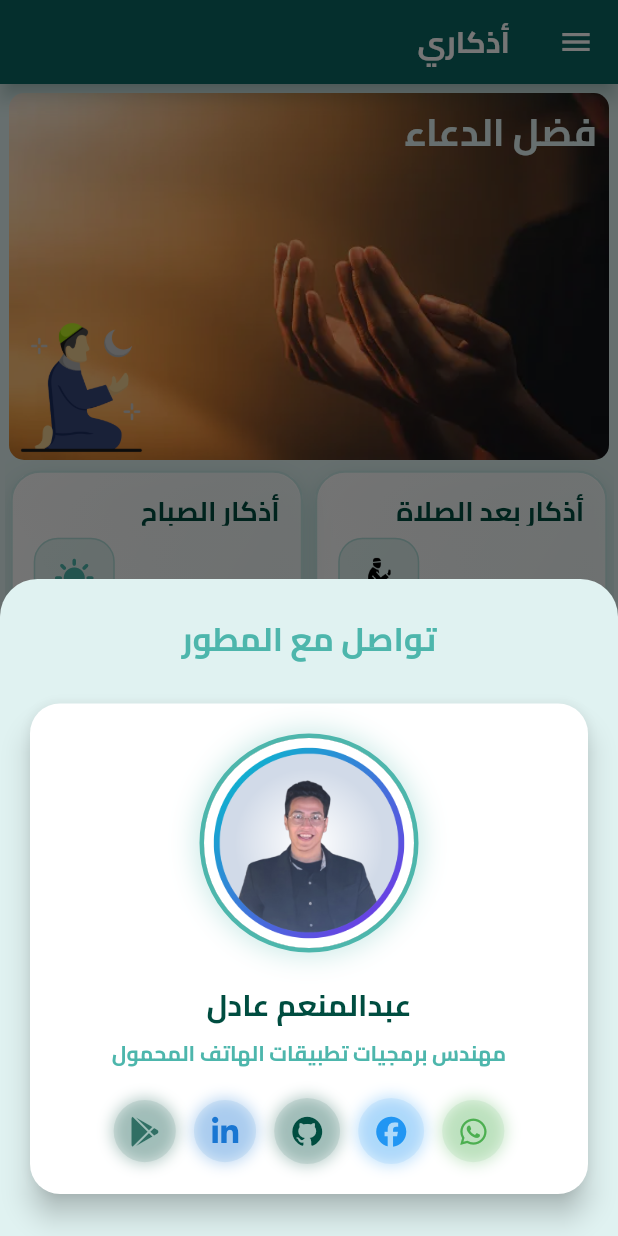
After one commit to AbdelmenamAdel/Azkary, a Flutter app: the screen it shows after launch, after a tap on the "menu" icon, after a tap on "تواصل مع المطور", on a phone screen of 412 x 824 dp. The commit adds this screen. Run offline on Flutter 3.47's test engine with Material 3 defaults, Android fonts, the phone set to English and light mode, and no system bars; our stand-ins replace flutter_bloc, flutter_screenutil, flutter_secure_storage, font_awesome_flutter, step_progress_indicator; missing offline and left inert: widget_zoom.

Commit message:
feat: Implement remote configuration for app status and base URL, add a robust URL launching utility, and integrate developer contact information.

```diff
--- a/lib/core/localization/app_localizations.dart
+++ b/lib/core/localization/app_localizations.dart
@@ -37,6 +37,10 @@ class AppLocalizations {
       'theme_sunset': 'الغروب الذهبي',
       'theme_sepia': 'السيبيا الكلاسيكي',
       'comprehensive_dua': 'جوامع الدعاء',
+      'contact_developer': 'تواصل مع المطور',
+      'meet_developer': 'تواصل مع المطور',
+      'developer_name': 'عبدالمنعم عادل',
+      'developer_title': 'مهندس برمجيات تطبيقات الهاتف المحمول',
     },
     'en': {
       'app_title': 'Azkary',
@@ -67,6 +71,10 @@ class AppLocalizations {
       'theme_sunset': 'Sunset Harmony',
       'theme_sepia': 'Classic Sepia',
       'comprehensive_dua': 'Comprehensive Supplications',
+      'contact_developer': 'Contact Developer',
+      'meet_developer': 'Meet the Developer',
+      'developer_name': 'Abdelmoneim Adel',
+      'developer_title': 'Software Mobile Application Engineer',
     },
     'fr': {
       'app_title': 'Azkary',
@@ -97,6 +105,10 @@ class AppLocalizations {
       'theme_sunset': 'Harmonie du Coucher de Soleil',
       'theme_sepia': 'Sépia Classique',
       'comprehensive_dua': 'Invocations Complètes',
+      'contact_developer': 'Contacter le Développeur',
+      'meet_developer': 'Rencontrer le Développeur',
+      'developer_name': 'Abdelmoneim Adel',
+      'developer_title': 'Ingénieur Logiciel d\'Applications Mobiles',
     },
     'de': {
       'app_title': 'Azkary',
@@ -126,6 +138,10 @@ class AppLocalizations {
       'theme_sunset': 'Sonnenuntergang Harmonie',
       'theme_sepia': 'Klassisches Sepia',
       'comprehensive_dua': 'Umfassende Bittgebete',
+      'contact_developer': 'Entwickler Kontaktieren',
+      'meet_developer': 'Den Entwickler Treffen',
+      'developer_name': 'Abdelmoneim Adel',
+      'developer_title': 'Software-Ingenieur für Mobile Anwendungen',
     },
   };
 
--- /dev/null
+++ b/lib/core/remote-config/auther_media.dart
@@ -0,0 +1,216 @@
+import 'package:azkar/core/common/url_launcher.dart';
+import 'package:azkar/core/localization/app_localizations.dart';
+import 'package:azkar/core/theme/app_colors_extension.dart';
+import 'package:azkar/core/utils/app_images.dart';
+import 'package:flutter/material.dart';
+import 'package:font_awesome_flutter/font_awesome_flutter.dart';
+
+class AutherMedia extends StatelessWidget {
+  const AutherMedia({super.key});
+
+  @override
+  Widget build(BuildContext context) {
+    final colors = context.colors;
+
+    return Container(
+      decoration: BoxDecoration(
+        color: colors.background,
+        borderRadius: const BorderRadius.vertical(top: Radius.circular(25)),
+      ),
+      child: Padding(
+        padding: const EdgeInsets.symmetric(horizontal: 16, vertical: 24),
+        child: Column(
+          mainAxisSize: MainAxisSize.min,
+          children: [
+            // Header
+            Text(
+              context.translate('meet_developer'),
+              style: TextStyle(
+                color: colors.secondary,
+                fontWeight: FontWeight.w700,
+                fontSize: 22,
+                fontFamily: 'Cairo',
+                letterSpacing: 0.5,
+              ),
+            ),
+            const SizedBox(height: 24),
+
+            // Profile Card
+            Card(
+              color: colors.surface,
+              elevation: 8,
+              shape: RoundedRectangleBorder(
+                borderRadius: BorderRadius.circular(20),
+              ),
+              child: Padding(
+                padding: const EdgeInsets.all(20),
+                child: Column(
+                  mainAxisSize: MainAxisSize.min,
+                  children: [
+                    // Profile Image
+                    Container(
+                      decoration: BoxDecoration(
+                        shape: BoxShape.circle,
+                        border: Border.all(
+                          color: colors.secondary!,
+                          width: 3,
+                        ),
+                        boxShadow: [
+                          BoxShadow(
+                            color: colors.secondary!.withValues(alpha: 0.3),
+                            blurRadius: 15,
+                            spreadRadius: 2,
+                          ),
+                        ],
+                      ),
+                      child: CircleAvatar(
+                        radius: 70,
+                        backgroundColor: colors.primary,
+                        child: ClipRRect(
+                          borderRadius: BorderRadius.circular(70),
+                          child: Image.asset(
+                            AppImages.men3em,
+                            fit: BoxFit.cover,
+                          ),
+                        ),
+                      ),
+                    ),
+                    const SizedBox(height: 20),
+
+                    // Name
+                    Text(
+                      context.translate('developer_name'),
+                      style: TextStyle(
+                        color: colors.text,
+                        fontWeight: FontWeight.w700,
+                        fontSize: 20,
+                        fontFamily: 'Cairo',
+                      ),
+                    ),
+                    const SizedBox(height: 8),
+
+                    // Title
+                    Text(
+                      context.translate('developer_title'),
+                      style: TextStyle(
+                        color: colors.secondary,
+                        fontWeight: FontWeight.w500,
+                        fontSize: 14,
+                        fontFamily: 'Cairo',
+                        letterSpacing: 0.5,
+                      ),
+                    ),
+                    const SizedBox(height: 20),
+
+                    // Social Links
+                    SizedBox(
+                      width: double.infinity,
+                      child: Wrap(
+                        alignment: WrapAlignment.center,
+                        spacing: 12,
+                        runSpacing: 12,
+                        children: [
+                          _buildSocialButton(
+                            context,
+                            FontAwesomeIcons.whatsapp,
+                            Colors.green,
+                            () async {
+                              const whatsapp = '+201556878109';
+                              await urlLauncher(
+                                context,
+                                'whatsapp://send?phone=$whatsapp',
+                              );
+                            },
+                          ),
+                          _buildSocialButton(
+                            context,
+                            FontAwesomeIcons.facebook,
+                            Colors.blue,
+                            () async {
+                              await urlLauncher(
+                                context,
+                                'https://www.facebook.com/abdelmenam.adel.10',
+                              );
+                            },
+                          ),
+                          _buildSocialButton(
+                            context,
+                            FontAwesomeIcons.github,
+                            colors.text!,
+                            () async {
+                              await urlLauncher(
+                                context,
+                                'https://github.com/AbdelmenamAdel/',
+                              );
+                            },
+                          ),
+                          _buildSocialButton(
+                            context,
+                            FontAwesomeIcons.linkedinIn,
+                            Colors.blue[700]!,
+                            () async {
+                              await urlLauncher(
+                                context,
+                                'https://www.linkedin.com/in/abdelmoneim-adel',
+                              );
+                            },
+                          ),
+                          _buildSocialButton(
+                            context,
+                            FontAwesomeIcons.googlePlay,
+                            colors.text!.withValues(alpha: 0.7),
+                            () async {
+                              await urlLauncher(
+                                context,
+                                'https://play.google.com/store/apps/dev?id=5304471113374404966',
+                              );
+                            },
+                          ),
+                        ],
+                      ),
+                    ),
+                  ],
+                ),
+              ),
+            ),
+          ],
+        ),
+      ),
+    );
+  }
+
+  Widget _buildSocialButton(
+    BuildContext context,
+    IconData icon,
+    Color color,
+    VoidCallback onPressed,
+  ) {
+    return Container(
+      decoration: BoxDecoration(
+        shape: BoxShape.circle,
+        boxShadow: [
+          BoxShadow(
+            color: color.withValues(alpha: 0.3),
+            blurRadius: 8,
+            spreadRadius: 1,
+          ),
+        ],
+      ),
+      child: Material(
+        color: Colors.transparent,
+        child: InkWell(
+          onTap: onPressed,
+          customBorder: const CircleBorder(),
+          child: Container(
+            padding: const EdgeInsets.all(12),
+            decoration: BoxDecoration(
+              shape: BoxShape.circle,
+              color: color.withValues(alpha: 0.1),
+            ),
+            child: FaIcon(icon, color: color, size: 20),
+          ),
+        ),
+      ),
+    );
+  }
+}
--- a/lib/core/utils/app_images.dart
+++ b/lib/core/utils/app_images.dart
@@ -1,5 +1,6 @@
 class AppImages {
   static const String doaa = "assets/images/doaa.png";
+  static const String men3em = "assets/images/Men3em.png";
   static const String hanpDoaa = "assets/images/hand_doaa.png";
   static const String openHand = "assets/images/open-hands.png";
   static const String rosary1 = "assets/images/rosary1.png";
--- a/lib/features/home/home_view.dart
+++ b/lib/features/home/home_view.dart
@@ -2,7 +2,7 @@ import 'package:azkar/core/localization/app_localizations.dart';
 import 'package:azkar/core/manager/app_cubit.dart';
 import 'package:azkar/core/theme/app_colors_extension.dart';
 import 'package:azkar/core/theme/app_theme_enum.dart';
-import 'package:azkar/features/home/widgets/auther_media.dart';
+import 'package:azkar/core/remote-config/auther_media.dart';
 import 'package:azkar/features/home/widgets/azkar_names_section.dart';
 import 'package:azkar/features/home/widgets/doaa_image_section.dart';
 import 'package:azkar/features/home/widgets/e_rosary.dart';
@@ -78,6 +78,24 @@ class _HomeViewState extends State<HomeView> {
                 },
               ),
               Divider(color: colors.text?.withValues(alpha: 0.1)),
+              ListTile(
+                leading: Icon(Icons.person, color: colors.secondary),
+                title: Text(
+                  context.translate('contact_developer'),
+                  style: TextStyle(color: colors.text, fontFamily: 'Cairo'),
+                ),
+                trailing: Icon(Icons.arrow_forward_ios,
+                    color: colors.text?.withValues(alpha: 0.5), size: 16),
+                onTap: () {
+                  Navigator.pop(context);
+                  showModalBottomSheet(
+                    context: context,
+                    isScrollControlled: true,
+                    backgroundColor: Colors.transparent,
+                    builder: (context) => const AutherMedia(),
+                  );
+                },
+              ),
             ],
           ),
         ),
@@ -107,7 +125,6 @@ class _HomeViewState extends State<HomeView> {
               DoaaImageSection(),
               AzkarNamesSection(),
               ERosarySection(),
-              AuthorMedia(),
             ],
           ),
         ),
```
Also changed, not shown: lib/core/remote-config/lol_view.dart (added, +56 -0 lines), lib/core/remote-config/recomte_configure.dart (added, +144 -0 lines), lib/core/utils/url_launcher.dart (added, +72 -0 lines), assets/images/Men3em.png (added).
